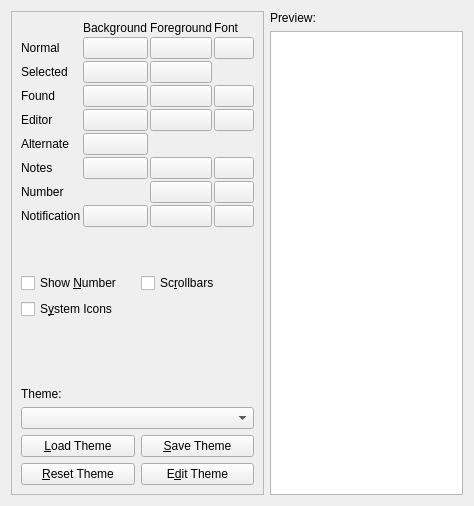
Above: src/ui/configtabappearance.ui from hluk/CopyQ before the change. Below: the same form after it.
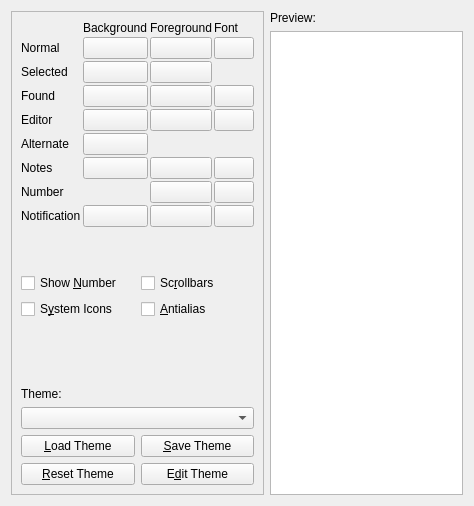
That is the form after the change. Custom widgets are drawn as their Qt base class.

The edit to the form file:
```diff
--- a/src/ui/configtabappearance.ui
+++ b/src/ui/configtabappearance.ui
@@ -31,7 +31,7 @@
         <x>0</x>
         <y>0</y>
         <width>266</width>
-        <height>473</height>
+        <height>486</height>
        </rect>
       </property>
       <layout class="QVBoxLayout" name="verticalLayout_9">
@@ -301,6 +301,13 @@
            </property>
           </widget>
          </item>
+         <item row="1" column="1">
+          <widget class="QCheckBox" name="checkBoxAntialias">
+           <property name="text">
+            <string>&amp;Antialias</string>
+           </property>
+          </widget>
+         </item>
         </layout>
        </item>
        <item>
```
Left out of the diff: 1 changed line with no effect on the pictures.
